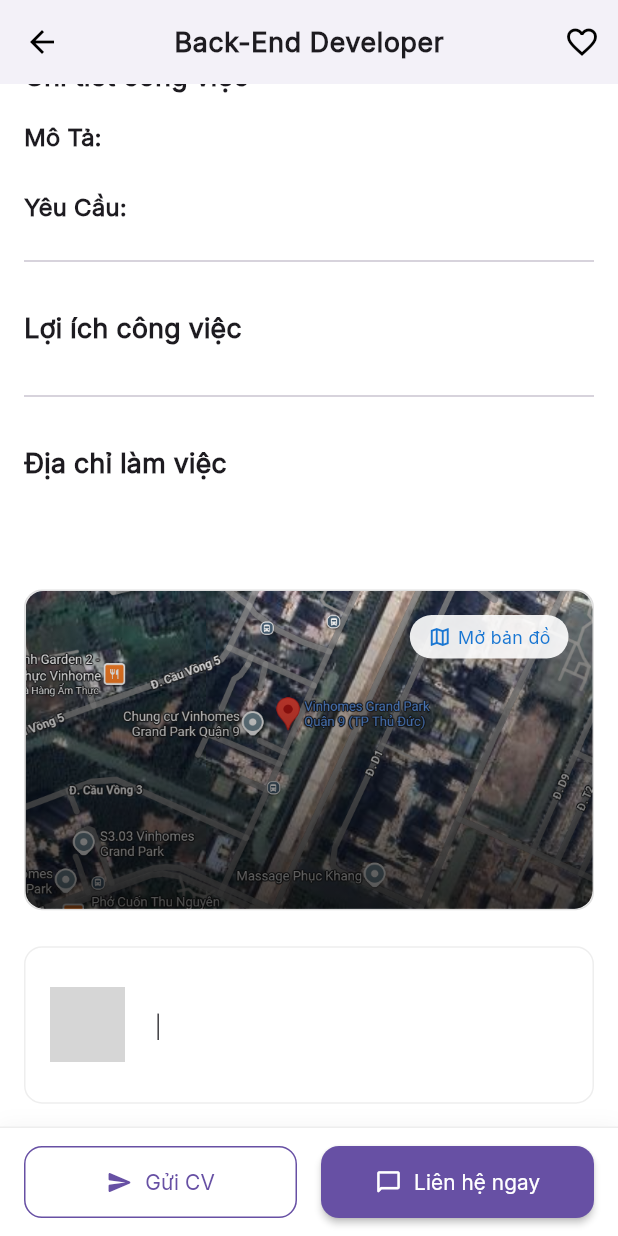
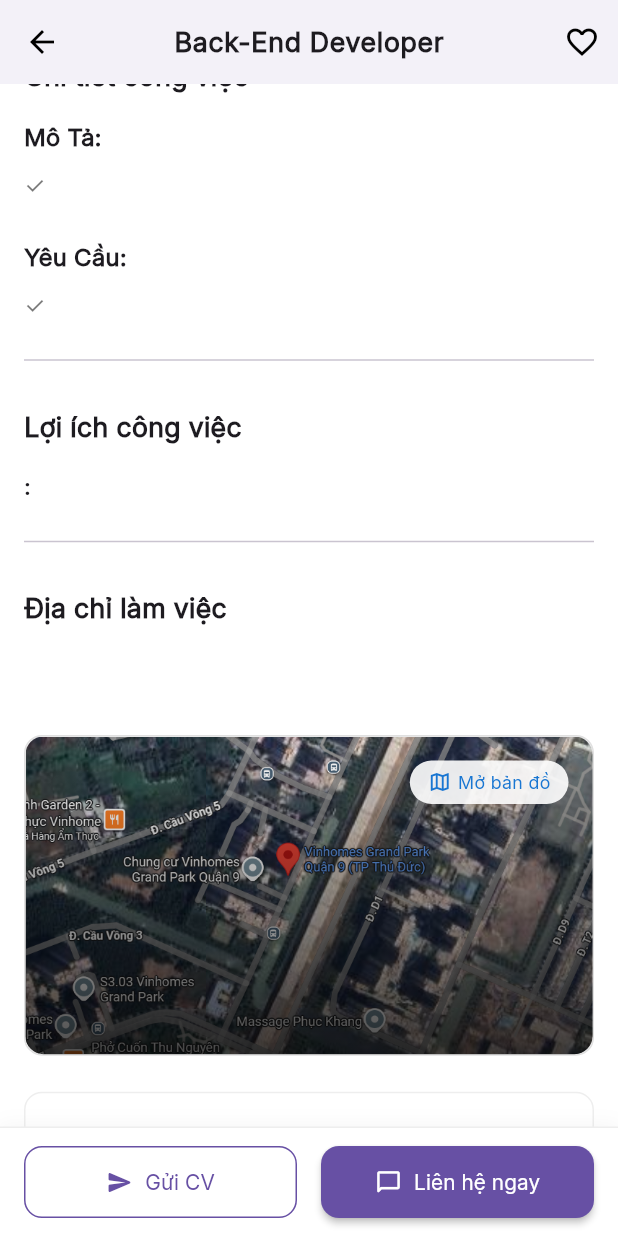
Before and after one commit to NguyenBaoHoan/Flutter_RecruitmentApp, a Flutter app: the JobDetailScreen screen opened directly with empty values, scrolled down 291 dp, on a phone screen of 412 x 824 dp. Run offline on Flutter 3.47's test engine with Material 3 defaults, Android fonts, the phone set to English and light mode, and no system bars; our stand-ins replace country_code_picker, font_awesome_flutter, geocoding, shared_preferences; missing offline and left inert: stomp_dart_client; accounts and stored records are empty; grey boxes are pictures that could not be loaded.

Commit message:
[Done] map && detail jobcard

```diff
--- a/lib/screens/home/user_home_screen.dart
+++ b/lib/screens/home/user_home_screen.dart
@@ -112,7 +112,7 @@ class _UserHomeScreenState extends State<UserHomeScreen> {
               child: ListView.builder(
                 itemCount: jobs.length,
                 itemBuilder: (context, index) {
-                  return JobCard(job: jobs[index]);
+                  return JobCard(job: jobs[index].toMap());
                 },
               ),
             ),
--- a/lib/screens/job_detail/job_detail_screen.dart
+++ b/lib/screens/job_detail/job_detail_screen.dart
@@ -1,6 +1,5 @@
 // lib/screens/job_detail/job_detail_screen.dart
 import 'package:flutter/material.dart';
-import 'package:job_finder_app/models/job_model.dart';
 import 'package:job_finder_app/widgets/job_detail/bullet_list_item.dart';
 import 'package:job_finder_app/widgets/job_detail/company_info_card.dart';
 import 'package:job_finder_app/widgets/job_detail/info_chip.dart';
@@ -8,7 +7,7 @@ import 'package:job_finder_app/widgets/job_detail/section_header.dart';
 import '../../widgets/job_detail/map_widget.dart';
 
 class JobDetailScreen extends StatefulWidget {
-  final Job job; // Nhận dữ liệu công việc từ màn hình trước
+  final Map<String, String> job; // Nhận dữ liệu công việc từ màn hình trước
 
   const JobDetailScreen({super.key, required this.job});
 
@@ -31,7 +30,7 @@ class _JobDetailScreenState extends State<JobDetailScreen> {
         elevation: 0.5,
         leading: const BackButton(color: Colors.black),
         title: Text(
-          'Back-End Developer', // Tiêu đề AppBar
+          widget.job['title'] ?? 'Back-End Developer', // Tiêu đề AppBar
           style: textTheme.bodyLarge?.copyWith(
             fontWeight: FontWeight.bold,
             fontSize: 18,
@@ -75,12 +74,12 @@ class _JobDetailScreenState extends State<JobDetailScreen> {
         crossAxisAlignment: CrossAxisAlignment.start,
         children: [
           Text(
-            widget.job.title,
+            widget.job['title'] ?? '',
             style: const TextStyle(fontSize: 22, fontWeight: FontWeight.bold),
           ),
           const SizedBox(height: 8),
           Text(
-            widget.job.salary,
+            widget.job['salary'] ?? '',
             style: const TextStyle(
               fontSize: 18,
               fontWeight: FontWeight.bold,
@@ -94,15 +93,24 @@ class _JobDetailScreenState extends State<JobDetailScreen> {
             children: [
               InfoChip(
                 icon: Icons.location_on_outlined,
-                text: widget.job.location,
+                text: widget.job['location'] ?? '',
               ),
-              InfoChip(icon: Icons.work_outline, text: widget.job.experience),
+              InfoChip(
+                icon: Icons.work_outline,
+                text: widget.job['experience'] ?? '',
+              ),
               InfoChip(
                 icon: Icons.school_outlined,
-                text: widget.job.educationLevel,
+                text: widget.job['educationLevel'] ?? '',
               ),
-              InfoChip(icon: Icons.schedule_outlined, text: widget.job.jobType),
-              InfoChip(icon: Icons.today_outlined, text: widget.job.postedDate),
+              InfoChip(
+                icon: Icons.schedule_outlined,
+                text: widget.job['jobType'] ?? '',
+              ),
+              InfoChip(
+                icon: Icons.today_outlined,
+                text: widget.job['postedDate'] ?? '',
+              ),
             ],
           ),
           const SizedBox(height: 16),
@@ -141,7 +149,8 @@ class _JobDetailScreenState extends State<JobDetailScreen> {
             style: TextStyle(fontWeight: FontWeight.bold, fontSize: 16),
           ),
           const SizedBox(height: 8),
-          ...widget.job.description
+          ...(widget.job['description'] ?? '')
+              .split('\n')
               .map((item) => BulletListItem(text: item))
               .toList(),
           const SizedBox(height: 16),
@@ -150,13 +159,14 @@ class _JobDetailScreenState extends State<JobDetailScreen> {
             style: TextStyle(fontWeight: FontWeight.bold, fontSize: 16),
           ),
           const SizedBox(height: 8),
-          ...widget.job.requirements
+          ...(widget.job['requirements'] ?? '')
+              .split('\n')
               .map((item) => BulletListItem(text: item))
               .toList(),
           const Divider(height: 32),
 
           const SectionHeader(title: 'Lợi ích công việc'),
-          ...widget.job.benefits.map((item) {
+          ...(widget.job['benefits'] ?? '').split('\n').map((item) {
             final parts = item.split(':');
             return Padding(
               padding: const EdgeInsets.only(bottom: 8.0),
@@ -180,7 +190,7 @@ class _JobDetailScreenState extends State<JobDetailScreen> {
 
           const SectionHeader(title: 'Địa chỉ làm việc'),
           Text(
-            widget.job.workAddress,
+            widget.job['workAddress'] ?? '',
             style: Theme.of(
               context,
             ).textTheme.bodyMedium?.copyWith(fontSize: 15, height: 1.5),
@@ -205,8 +215,8 @@ class _JobDetailScreenState extends State<JobDetailScreen> {
           // Ví dụ: Khi bạn mở chi tiết một công việc, màn hình này sẽ nhận một đối tượng Job (job)
           // và bạn có thể truy cập các thông tin của công việc đó qua widget.job.
           MapWidget(
-            address: widget.job.workAddress,
-            companyName: widget.job.companyName,
+            address: widget.job['workAddress'] ?? '',
+            companyName: widget.job['companyName'] ?? '',
           ),
           const SizedBox(height: 24),
 
--- a/lib/widgets/job_detail/company_info_card.dart
+++ b/lib/widgets/job_detail/company_info_card.dart
@@ -1,11 +1,10 @@
-
 // lib/widgets/job_detail/company_info_card.dart
 import 'package:flutter/material.dart'; // Import thư viện Flutter Material để sử dụng các widget cơ bản.
-import '../../models/job_model.dart'; // Import model Job để lấy thông tin công ty từ đối tượng job.
 
 // Định nghĩa một StatelessWidget tên là CompanyInfoCard để hiển thị thông tin công ty.
 class CompanyInfoCard extends StatelessWidget {
-  final Job job; // Thuộc tính job, chứa thông tin chi tiết về công ty và công việc.
+  final Map<String, String>
+  job; // Thuộc tính job, chứa thông tin chi tiết về công ty và công việc.
 
   // Constructor nhận vào một đối tượng job, super.key để hỗ trợ key cho widget.
   const CompanyInfoCard({super.key, required this.job});
@@ -26,35 +25,46 @@ class CompanyInfoCard extends StatelessWidget {
         children: [
           // Hiển thị logo công ty từ assets.
           Image.asset(
-            job.companyLogoAsset, // Đường dẫn asset logo lấy từ job.
+            job['companyLogoAsset'] ??
+                'assets/images/company_logo.png', // Đường dẫn asset logo lấy từ job.
             width: 50, // Chiều rộng logo 50px.
             height: 50, // Chiều cao logo 50px.
             errorBuilder: (context, error, stackTrace) {
               // Nếu không load được ảnh, hiển thị icon mặc định.
-              return const Icon(Icons.business, size: 50, color: Colors.grey); // Icon fallback.
+              return const Icon(
+                Icons.business,
+                size: 50,
+                color: Colors.grey,
+              ); // Icon fallback.
             },
           ),
-          const SizedBox(width: 16), // Khoảng cách ngang 16px giữa logo và thông tin.
+          const SizedBox(
+            width: 16,
+          ), // Khoảng cách ngang 16px giữa logo và thông tin.
           Expanded(
             // Expanded để phần thông tin chiếm hết không gian còn lại.
             child: Column(
-              crossAxisAlignment: CrossAxisAlignment.start, // Căn lề trái cho các dòng thông tin.
+              crossAxisAlignment: CrossAxisAlignment
+                  .start, // Căn lề trái cho các dòng thông tin.
               children: [
                 // Hiển thị tên công ty, in đậm, cỡ chữ 16.
                 Text(
-                  job.companyName,
-                  style: const TextStyle(fontWeight: FontWeight.bold, fontSize: 16),
+                  job['companyName'] ?? '',
+                  style: const TextStyle(
+                    fontWeight: FontWeight.bold,
+                    fontSize: 16,
+                  ),
                 ),
                 const SizedBox(height: 4), // Khoảng cách dọc 4px.
                 // Hiển thị vị trí công ty và quy mô công ty, dùng bodyMedium style.
                 Text(
-                  '${job.locationCompany} | ${job.companySize}',
+                  '${job['locationCompany'] ?? ''} | ${job['companySize'] ?? ''}',
                   style: Theme.of(context).textTheme.bodyMedium,
                 ),
                 const SizedBox(height: 4), // Khoảng cách dọc 4px.
                 // Hiển thị ngành nghề công ty, dùng bodyMedium style.
                 Text(
-                  job.companyIndustry,
+                  job['companyIndustry'] ?? '',
                   style: Theme.of(context).textTheme.bodyMedium,
                 ),
               ],
--- a/pubspec.yaml
+++ b/pubspec.yaml
@@ -22,6 +22,8 @@ environment:
   sdk: ^3.8.1
 
 dependencies:
+  flutter_localizations:
+    sdk: flutter
   flutter:
     sdk: flutter
   cupertino_icons: ^1.0.8
```
Also changed, not shown: lib/data/job_database.dart (deleted, +0 -69 lines), lib/main.dart (+2 -5 lines), lib/models/job_model.dart (+20 -0 lines), lib/screens/recruiter/recruiter_manage_jobs_screen.dart (+95 -128 lines), lib/screens/recruiter/recruiter_post_job_screen.dart (+69 -63 lines), lib/widgets/job_detail/job_card.dart (+6 -7 lines), pubspec.lock.
